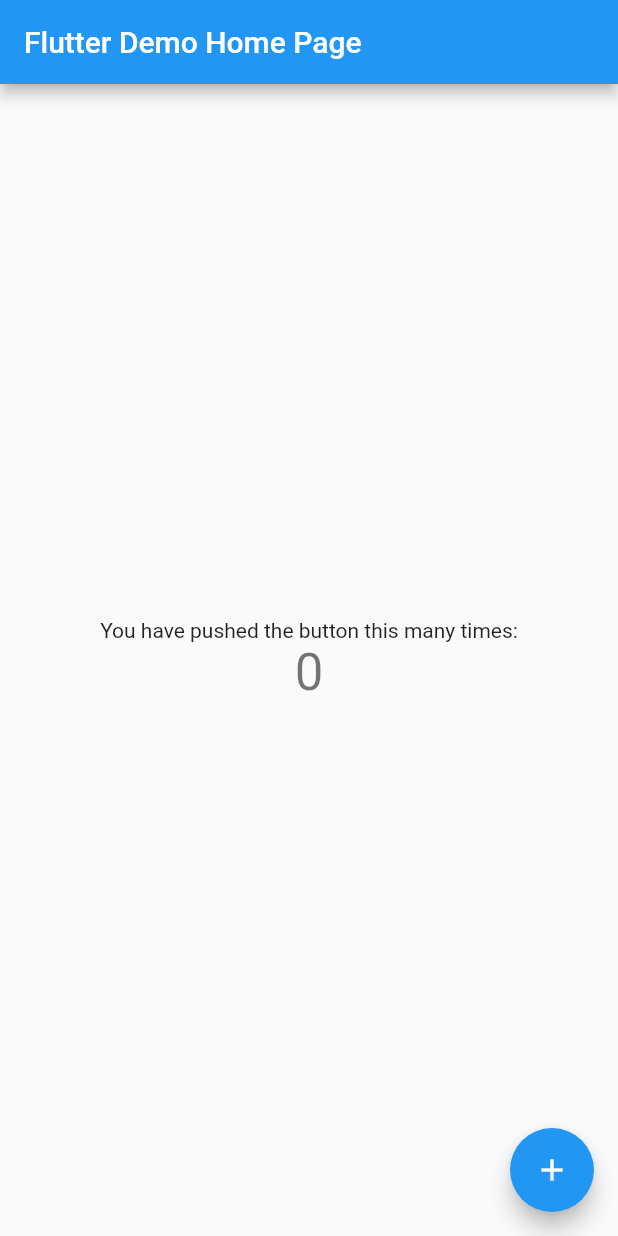
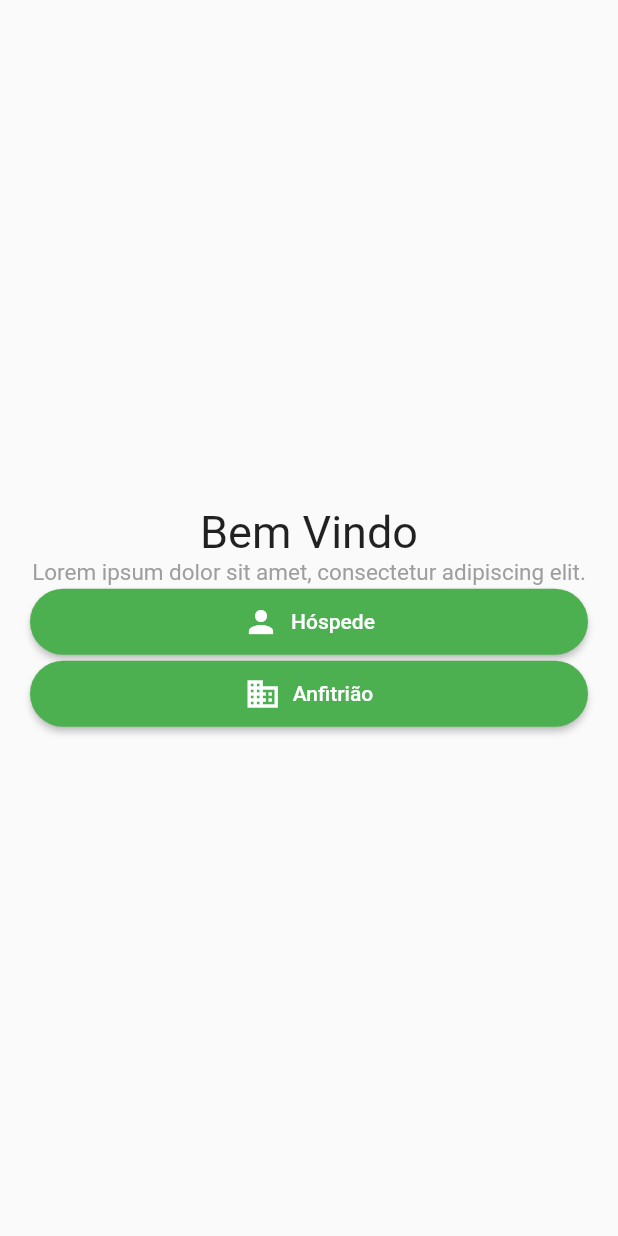
Before and after one commit to Mateusallz1/projeto_integrador_II, a Flutter app: the screen it shows after launch, on a phone screen of 412 x 824 dp. Run offline on Flutter 3.47's test engine with Material 2 defaults, Android fonts, the phone set to English and light mode, and no system bars; our stand-ins replace cloud_firestore, firebase_core; accounts and stored records are empty.

Commit message:
telas iniciais

```diff
--- a/Hospede_se/projeto_hospede_se/lib/main.dart
+++ b/Hospede_se/projeto_hospede_se/lib/main.dart
@@ -1,120 +1,20 @@
 import 'package:cloud_firestore/cloud_firestore.dart';
 import 'package:firebase_core/firebase_core.dart';
-
 import 'package:flutter/material.dart';
+import 'package:projeto_hospede_se/welcome.dart';
 
 void main() async {
   WidgetsFlutterBinding.ensureInitialized();
   await Firebase.initializeApp();
-  runApp(const MyApp());
+  runApp(MyApp());
 }
 
 class MyApp extends StatelessWidget {
-  const MyApp({Key? key}) : super(key: key);
-
-  // This widget is the root of your application.
   @override
   Widget build(BuildContext context) {
     return MaterialApp(
-      title: 'Flutter Demo',
-      theme: ThemeData(
-        // This is the theme of your application.
-        //
-        // Try running your application with "flutter run". You'll see the
-        // application has a blue toolbar. Then, without quitting the app, try
-        // changing the primarySwatch below to Colors.green and then invoke
-        // "hot reload" (press "r" in the console where you ran "flutter run",
-        // or simply save your changes to "hot reload" in a Flutter IDE).
-        // Notice that the counter didn't reset back to zero; the application
-        // is not restarted.
-        primarySwatch: Colors.blue,
-      ),
-      home: const MyHomePage(title: 'Flutter Demo Home Page'),
+      home: WelcomeScreen(),
     );
+    //home: LoginPage());
   }
 }
-
-class MyHomePage extends StatefulWidget {
-  const MyHomePage({Key? key, required this.title}) : super(key: key);
-
-  // This widget is the home page of your application. It is stateful, meaning
-  // that it has a State object (defined below) that contains fields that affect
-  // how it looks.
-
-  // This class is the configuration for the state. It holds the values (in this
-  // case the title) provided by the parent (in this case the App widget) and
-  // used by the build method of the State. Fields in a Widget subclass are
-  // always marked "final".
-
-  final String title;
-
-  @override
-  State<MyHomePage> createState() => _MyHomePageState();
-}
-
-class _MyHomePageState extends State<MyHomePage> {
-  int _counter = 0;
-
-  void _incrementCounter() {
-    setState(() {
-      // This call to setState tells the Flutter framework that something has
-      // changed in this State, which causes it to rerun the build method below
-      // so that the display can reflect the updated values. If we changed
-      // _counter without calling setState(), then the build method would not be
-      // called again, and so nothing would appear to happen.
-      _counter++;
-    });
-  }
-
-  @override
-  Widget build(BuildContext context) {
-    // This method is rerun every time setState is called, for instance as done
-    // by the _incrementCounter method above.
-    //
-    // The Flutter framework has been optimized to make rerunning build methods
-    // fast, so that you can just rebuild anything that needs updating rather
-    // than having to individually change instances of widgets.
-    return Scaffold(
-      appBar: AppBar(
-        // Here we take the value from the MyHomePage object that was created by
-        // the App.build method, and use it to set our appbar title.
-        title: Text(widget.title),
-      ),
-      body: Center(
-        // Center is a layout widget. It takes a single child and positions it
-        // in the middle of the parent.
-        child: Column(
-          // Column is also a layout widget. It takes a list of children and
-          // arranges them vertically. By default, it sizes itself to fit its
-          // children horizontally, and tries to be as tall as its parent.
-          //
-          // Invoke "debug painting" (press "p" in the console, choose the
-          // "Toggle Debug Paint" action from the Flutter Inspector in Android
-          // Studio, or the "Toggle Debug Paint" command in Visual Studio Code)
-          // to see the wireframe for each widget.
-          //
-          // Column has various properties to control how it sizes itself and
-          // how it positions its children. Here we use mainAxisAlignment to
-          // center the children vertically; the main axis here is the vertical
-          // axis because Columns are vertical (the cross axis would be
-          // horizontal).
-          mainAxisAlignment: MainAxisAlignment.center,
-          children: <Widget>[
-            const Text(
-              'You have pushed the button this many times:',
-            ),
-            Text(
-              '$_counter',
-              style: Theme.of(context).textTheme.headline4,
-            ),
-          ],
-        ),
-      ),
-      floatingActionButton: FloatingActionButton(
-        onPressed: _incrementCounter,
-        tooltip: 'Increment',
-        child: const Icon(Icons.add),
-      ), // This trailing comma makes auto-formatting nicer for build methods.
-    );
-  }
-}
--- /dev/null
+++ b/Hospede_se/projeto_hospede_se/lib/styles/style.dart
@@ -0,0 +1,26 @@
+import 'package:flutter/material.dart';
+
+var titleText = TextStyle(
+  fontSize: 30,
+  fontWeight: FontWeight.normal,
+);
+
+var descText = TextStyle(
+  fontSize: 15,
+  color: Colors.grey,
+  fontWeight: FontWeight.normal,
+);
+
+var elevatedButton = ElevatedButton.styleFrom(
+  primary: Colors.green,
+  padding: EdgeInsets.symmetric(horizontal: 10, vertical: 10),
+  shape: StadiumBorder(),
+);
+
+var inputBorderGreen = UnderlineInputBorder(
+  borderSide: BorderSide(color: Colors.green),
+);
+
+var inputFocusedBorderGreen = UnderlineInputBorder(
+  borderSide: BorderSide(color: Colors.green),
+);
--- /dev/null
+++ b/Hospede_se/projeto_hospede_se/lib/welcome.dart
@@ -0,0 +1,56 @@
+import 'package:projeto_hospede_se/login.dart';
+import 'package:projeto_hospede_se/styles/style.dart';
+import 'package:flutter/material.dart';
+
+class WelcomeScreen extends StatelessWidget {
+  @override
+  Widget build(BuildContext context) {
+    return Scaffold(
+      body: Column(
+        mainAxisAlignment: MainAxisAlignment.center,
+        crossAxisAlignment: CrossAxisAlignment.center,
+        children: [
+          Container(
+            margin: EdgeInsets.all(20),
+            child: Column(
+              children: [
+                Text(
+                  'Bem Vindo',
+                  style: titleText,
+                ),
+                Text(
+                  'Lorem ipsum dolor sit amet, consectetur adipiscing elit.',
+                  style: descText,
+                  textAlign: TextAlign.center,
+                ),
+                Container(
+                  child: Column(
+                    crossAxisAlignment: CrossAxisAlignment.stretch,
+                    children: [
+                      ElevatedButton.icon(
+                          onPressed: () {},
+                          icon: Icon(Icons.person),
+                          label: Text('Hóspede'),
+                          style: elevatedButton),
+                      ElevatedButton.icon(
+                          onPressed: () {
+                            Navigator.push(
+                              context,
+                              MaterialPageRoute(
+                                  builder: (context) => LoginPage()),
+                            );
+                          },
+                          icon: Icon(Icons.business),
+                          label: Text('Anfitrião'),
+                          style: elevatedButton),
+                    ],
+                  ),
+                ),
+              ],
+            ),
+          ),
+        ],
+      ),
+    );
+  }
+}
```
Also changed, not shown: Hospede_se/projeto_hospede_se/lib/login.dart (added, +78 -0 lines), Hospede_se/projeto_hospede_se/lib/registerhotel.dart (added, +195 -0 lines), 1 other file.
